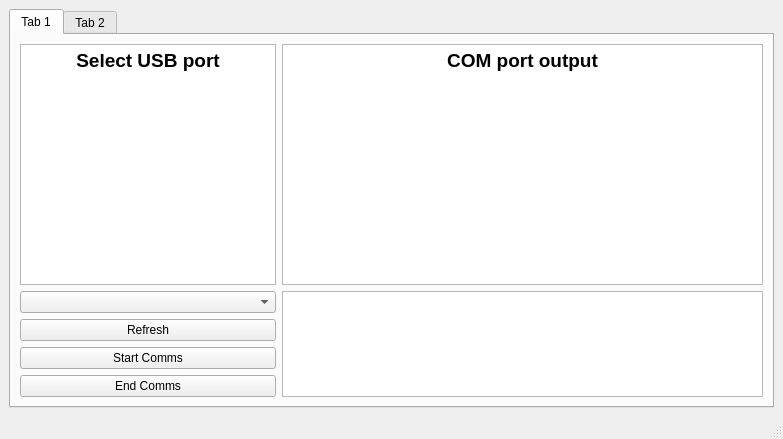
Qt form mainwindow.ui (niallbeggan/TelemetrySystem) before a commit.
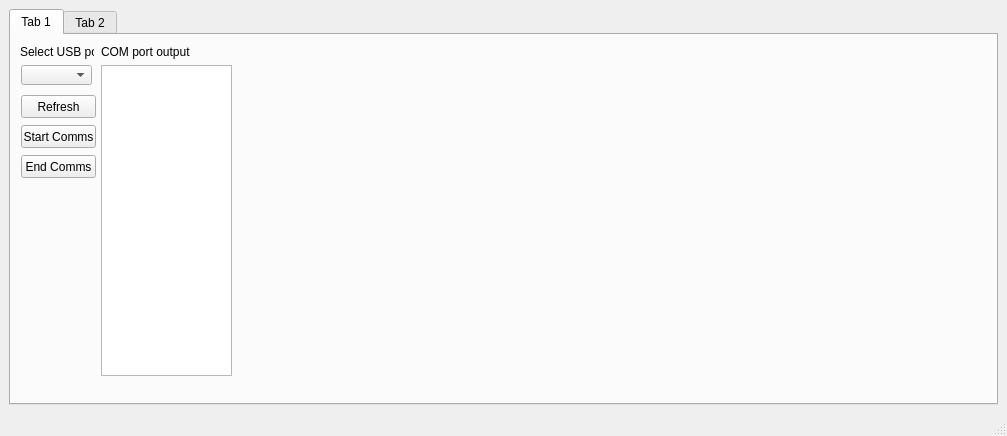
The same form after that commit. Custom widgets are drawn as their Qt base class.

```diff
--- a/mainwindow.ui
+++ b/mainwindow.ui
@@ -6,8 +6,8 @@
    <rect>
     <x>0</x>
     <y>0</y>
-    <width>783</width>
-    <height>439</height>
+    <width>1007</width>
+    <height>436</height>
    </rect>
   </property>
   <property name="sizePolicy">
@@ -19,6 +19,9 @@
   <property name="windowTitle">
    <string>MainWindow</string>
   </property>
+  <property name="styleSheet">
+   <string notr="true"/>
+  </property>
   <widget class="QWidget" name="centralwidget">
    <property name="sizePolicy">
     <sizepolicy hsizetype="Maximum" vsizetype="Maximum">
@@ -27,7 +30,7 @@
     </sizepolicy>
    </property>
    <layout class="QGridLayout" name="gridLayout">
-    <item row="0" column="0">
+    <item row="0" column="1">
      <widget class="QTabWidget" name="tabWidget">
       <property name="sizePolicy">
        <sizepolicy hsizetype="Preferred" vsizetype="Preferred">
@@ -42,72 +45,91 @@
        <attribute name="title">
         <string>Tab 1</string>
        </attribute>
-       <layout class="QGridLayout" name="gridLayout_2">
-        <item row="0" column="0">
-         <widget class="QTextEdit" name="textEdit">
-          <property name="enabled">
-           <bool>true</bool>
-          </property>
-          <property name="sizePolicy">
-           <sizepolicy hsizetype="Preferred" vsizetype="Preferred">
-            <horstretch>0</horstretch>
-            <verstretch>0</verstretch>
-           </sizepolicy>
-          </property>
-          <property name="html">
-           <string>&lt;!DOCTYPE HTML PUBLIC &quot;-//W3C//DTD HTML 4.0//EN&quot; &quot;http://www.w3.org/TR/REC-html40/strict.dtd&quot;&gt;
-&lt;html&gt;&lt;head&gt;&lt;meta name=&quot;qrichtext&quot; content=&quot;1&quot; /&gt;&lt;style type=&quot;text/css&quot;&gt;
-p, li { white-space: pre-wrap; }
-&lt;/style&gt;&lt;/head&gt;&lt;body style=&quot; font-family:'MS Shell Dlg 2'; font-size:8.25pt; font-weight:400; font-style:normal;&quot;&gt;
-&lt;p align=&quot;center&quot; style=&quot; margin-top:0px; margin-bottom:0px; margin-left:0px; margin-right:0px; -qt-block-indent:0; text-indent:0px;&quot;&gt;&lt;span style=&quot; font-size:14pt; font-weight:600;&quot;&gt;Select USB port&lt;/span&gt;&lt;/p&gt;&lt;/body&gt;&lt;/html&gt;</string>
-          </property>
-         </widget>
-        </item>
-        <item row="0" column="1">
-         <widget class="QTextEdit" name="textEdit_3">
-          <property name="sizePolicy">
-           <sizepolicy hsizetype="Preferred" vsizetype="Preferred">
-            <horstretch>0</horstretch>
-            <verstretch>0</verstretch>
-           </sizepolicy>
-          </property>
-          <property name="html">
-           <string>&lt;!DOCTYPE HTML PUBLIC &quot;-//W3C//DTD HTML 4.0//EN&quot; &quot;http://www.w3.org/TR/REC-html40/strict.dtd&quot;&gt;
-&lt;html&gt;&lt;head&gt;&lt;meta name=&quot;qrichtext&quot; content=&quot;1&quot; /&gt;&lt;style type=&quot;text/css&quot;&gt;
-p, li { white-space: pre-wrap; }
-&lt;/style&gt;&lt;/head&gt;&lt;body style=&quot; font-family:'MS Shell Dlg 2'; font-size:8.25pt; font-weight:400; font-style:normal;&quot;&gt;
-&lt;p align=&quot;center&quot; style=&quot; margin-top:0px; margin-bottom:0px; margin-left:0px; margin-right:0px; -qt-block-indent:0; text-indent:0px;&quot;&gt;&lt;span style=&quot; font-size:14pt; font-weight:600;&quot;&gt;COM port output&lt;/span&gt;&lt;/p&gt;&lt;/body&gt;&lt;/html&gt;</string>
-          </property>
-         </widget>
-        </item>
-        <item row="1" column="0">
-         <widget class="QComboBox" name="comboBoxSerialPorts"/>
-        </item>
-        <item row="1" column="1" rowspan="4">
-         <widget class="QTextEdit" name="textEdit_2"/>
-        </item>
-        <item row="2" column="0">
+       <widget class="QComboBox" name="comboBoxSerialPorts">
+        <property name="geometry">
+         <rect>
+          <x>10</x>
+          <y>30</y>
+          <width>71</width>
+          <height>20</height>
+         </rect>
+        </property>
+       </widget>
+       <widget class="QTextEdit" name="textEdit_2">
+        <property name="geometry">
+         <rect>
+          <x>90</x>
+          <y>30</y>
+          <width>131</width>
+          <height>311</height>
+         </rect>
+        </property>
+       </widget>
          <widget class="QPushButton" name="refreshPorts">
+        <property name="geometry">
+         <rect>
+          <x>10</x>
+          <y>60</y>
+          <width>75</width>
+          <height>23</height>
+         </rect>
+        </property>
           <property name="text">
            <string>Refresh</string>
           </property>
          </widget>
-        </item>
-        <item row="3" column="0">
          <widget class="QPushButton" name="startComms">
+        <property name="geometry">
+         <rect>
+          <x>10</x>
+          <y>90</y>
+          <width>75</width>
+          <height>23</height>
+         </rect>
+        </property>
           <property name="text">
            <string>Start Comms</string>
           </property>
          </widget>
-        </item>
-        <item row="4" column="0">
          <widget class="QPushButton" name="endComms">
+        <property name="geometry">
+         <rect>
+          <x>10</x>
+          <y>120</y>
+          <width>75</width>
+          <height>23</height>
+         </rect>
+        </property>
           <property name="text">
            <string>End Comms</string>
           </property>
          </widget>
-        </item>
-       </layout>
+       <widget class="QLabel" name="label">
+        <property name="geometry">
+         <rect>
+          <x>9</x>
+          <y>9</y>
+          <width>74</width>
+          <height>16</height>
+         </rect>
+        </property>
+        <property name="text">
+         <string>Select USB port</string>
+        </property>
+       </widget>
+       <widget class="QLabel" name="label_2">
+        <property name="geometry">
+         <rect>
+          <x>90</x>
+          <y>9</y>
+          <width>171</width>
+          <height>16</height>
+         </rect>
+        </property>
+        <property name="text">
+         <string>COM port output</string>
+        </property>
+       </widget>
       </widget>
       <widget class="QWidget" name="tab_2">
        <attribute name="title">
```
Left out of the diff: 5 changed lines with no effect on the pictures. Lines whose indentation alone changed are shown as unchanged.
